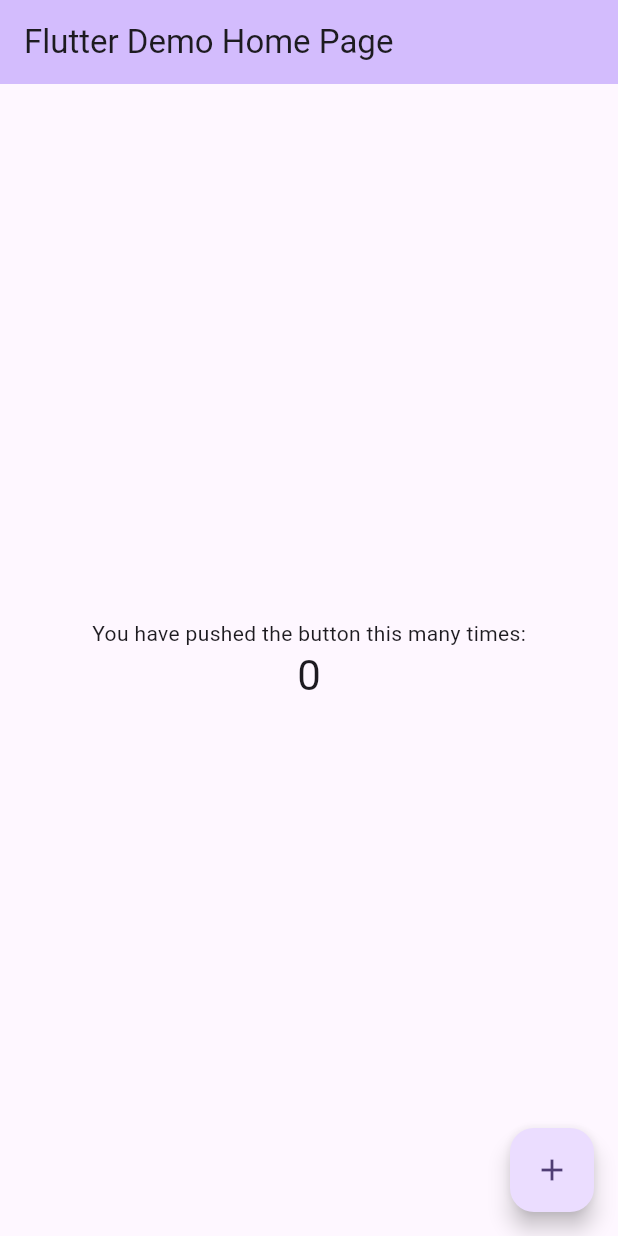
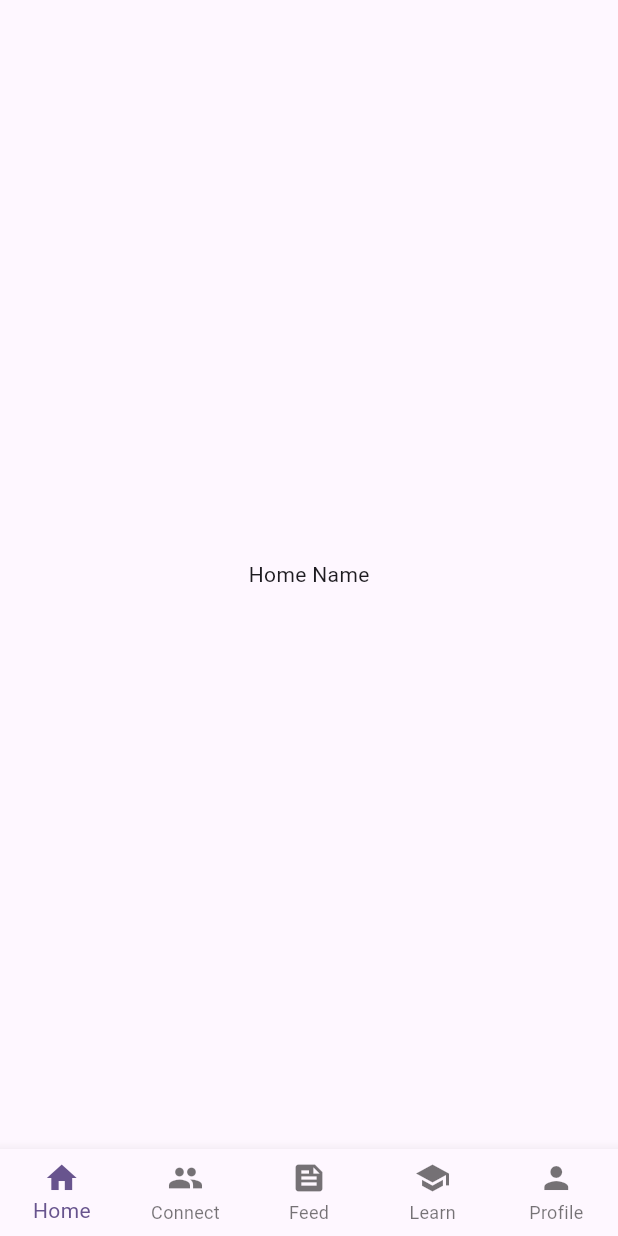
Before and after one commit to shoyeb017/SayHello_App_Fullstack, a Flutter app: the screen it shows after launch, on a phone screen of 412 x 824 dp. Run offline on Flutter 3.47's test engine with Material 3 defaults, Android fonts, the light colour scheme and no system bars.

Commit message:
1st commit

```diff
--- a/sayhello_app_frontend/lib/main.dart
+++ b/sayhello_app_frontend/lib/main.dart
@@ -1,4 +1,5 @@
 import 'package:flutter/material.dart';
+import 'package:sayhello_app_frontend/screens/learner/learner_main_tab.dart';
 
 void main() {
   runApp(const MyApp());
@@ -7,116 +8,15 @@ void main() {
 class MyApp extends StatelessWidget {
   const MyApp({super.key});
 
-  // This widget is the root of your application.
   @override
   Widget build(BuildContext context) {
     return MaterialApp(
       title: 'Flutter Demo',
       theme: ThemeData(
-        // This is the theme of your application.
-        //
-        // TRY THIS: Try running your application with "flutter run". You'll see
-        // the application has a purple toolbar. Then, without quitting the app,
-        // try changing the seedColor in the colorScheme below to Colors.green
-        // and then invoke "hot reload" (save your changes or press the "hot
-        // reload" button in a Flutter-supported IDE, or press "r" if you used
-        // the command line to start the app).
-        //
-        // Notice that the counter didn't reset back to zero; the application
-        // state is not lost during the reload. To reset the state, use hot
-        // restart instead.
-        //
-        // This works for code too, not just values: Most code changes can be
-        // tested with just a hot reload.
         colorScheme: ColorScheme.fromSeed(seedColor: Colors.deepPurple),
       ),
-      home: const MyHomePage(title: 'Flutter Demo Home Page'),
+      // home: const MyHomePage(title: 'Flutter Home Page'),
+      home: const LearnerMainTab(),
     );
   }
 }
-
-class MyHomePage extends StatefulWidget {
-  const MyHomePage({super.key, required this.title});
-
-  // This widget is the home page of your application. It is stateful, meaning
-  // that it has a State object (defined below) that contains fields that affect
-  // how it looks.
-
-  // This class is the configuration for the state. It holds the values (in this
-  // case the title) provided by the parent (in this case the App widget) and
-  // used by the build method of the State. Fields in a Widget subclass are
-  // always marked "final".
-
-  final String title;
-
-  @override
-  State<MyHomePage> createState() => _MyHomePageState();
-}
-
-class _MyHomePageState extends State<MyHomePage> {
-  int _counter = 0;
-
-  void _incrementCounter() {
-    setState(() {
-      // This call to setState tells the Flutter framework that something has
-      // changed in this State, which causes it to rerun the build method below
-      // so that the display can reflect the updated values. If we changed
-      // _counter without calling setState(), then the build method would not be
-      // called again, and so nothing would appear to happen.
-      _counter++;
-    });
-  }
-
-  @override
-  Widget build(BuildContext context) {
-    // This method is rerun every time setState is called, for instance as done
-    // by the _incrementCounter method above.
-    //
-    // The Flutter framework has been optimized to make rerunning build methods
-    // fast, so that you can just rebuild anything that needs updating rather
-    // than having to individually change instances of widgets.
-    return Scaffold(
-      appBar: AppBar(
-        // TRY THIS: Try changing the color here to a specific color (to
-        // Colors.amber, perhaps?) and trigger a hot reload to see the AppBar
-        // change color while the other colors stay the same.
-        backgroundColor: Theme.of(context).colorScheme.inversePrimary,
-        // Here we take the value from the MyHomePage object that was created by
-        // the App.build method, and use it to set our appbar title.
-        title: Text(widget.title),
-      ),
-      body: Center(
-        // Center is a layout widget. It takes a single child and positions it
-        // in the middle of the parent.
-        child: Column(
-          // Column is also a layout widget. It takes a list of children and
-          // arranges them vertically. By default, it sizes itself to fit its
-          // children horizontally, and tries to be as tall as its parent.
-          //
-          // Column has various properties to control how it sizes itself and
-          // how it positions its children. Here we use mainAxisAlignment to
-          // center the children vertically; the main axis here is the vertical
-          // axis because Columns are vertical (the cross axis would be
-          // horizontal).
-          //
-          // TRY THIS: Invoke "debug painting" (choose the "Toggle Debug Paint"
-          // action in the IDE, or press "p" in the console), to see the
-          // wireframe for each widget.
-          mainAxisAlignment: MainAxisAlignment.center,
-          children: <Widget>[
-            const Text('You have pushed the button this many times:'),
-            Text(
-              '$_counter',
-              style: Theme.of(context).textTheme.headlineMedium,
-            ),
-          ],
-        ),
-      ),
-      floatingActionButton: FloatingActionButton(
-        onPressed: _incrementCounter,
-        tooltip: 'Increment',
-        child: const Icon(Icons.add),
-      ), // This trailing comma makes auto-formatting nicer for build methods.
-    );
-  }
-}
--- /dev/null
+++ b/sayhello_app_frontend/lib/screens/learner/Tabs/Home/home_page.dart
@@ -0,0 +1,12 @@
+import 'package:flutter/material.dart';
+
+class HomePage extends StatelessWidget {
+  const HomePage({super.key});
+
+  @override
+  Widget build(BuildContext context) {
+    return const Scaffold(
+      body: Center(child: Text("Home Name")),
+    );
+  }
+}
--- /dev/null
+++ b/sayhello_app_frontend/lib/screens/learner/learner_main_tab.dart
@@ -0,0 +1,44 @@
+import 'package:flutter/material.dart';
+import 'Tabs/Home/home_page.dart';
+import 'Tabs/Connect/connect_page.dart';
+import 'Tabs/Feed/feed_page.dart';
+import 'Tabs/Learn/learn_page.dart';
+import 'Tabs/Profile/profile_page.dart';
+
+class LearnerMainTab extends StatefulWidget {
+  const LearnerMainTab({super.key});
+
+  @override
+  State<LearnerMainTab> createState() => _LearnerMainTabState();
+}
+
+class _LearnerMainTabState extends State<LearnerMainTab> {
+  int _currentIndex = 0;
+
+  final List<Widget> _pages = [
+    const HomePage(),
+    const ConnectPage(),
+    const FeedPage(),
+    const LearnPage(),
+    const ProfilePage(),
+  ];
+
+  @override
+  Widget build(BuildContext context) {
+    return Scaffold(
+      body: _pages[_currentIndex],
+      bottomNavigationBar: BottomNavigationBar(
+        currentIndex: _currentIndex,
+        onTap: (index) => setState(() => _currentIndex = index),
+        type: BottomNavigationBarType.fixed,
+        items: const [
+          BottomNavigationBarItem(icon: Icon(Icons.home), label: 'Home'),
+          BottomNavigationBarItem(icon: Icon(Icons.people), label: 'Connect'),
+          BottomNavigationBarItem(icon: Icon(Icons.feed), label: 'Feed'),
+          BottomNavigationBarItem(icon: Icon(Icons.school), label: 'Learn'),
+          BottomNavigationBarItem(icon: Icon(Icons.person), label: 'Profile'),
+        ],
+      ),
+    );
+  }
+}
```
Also changed, not shown: sayhello_app_frontend/lib/screens/learner/Tabs/Connect/connect_page.dart (added, +14 -0 lines), sayhello_app_frontend/lib/screens/learner/Tabs/Feed/feed_page.dart (added, +14 -0 lines), sayhello_app_frontend/lib/screens/learner/Tabs/Learn/learn_page.dart (added, +14 -0 lines), sayhello_app_frontend/lib/screens/learner/Tabs/Profile/profile_page.dart (added, +14 -0 lines), 1 other file.
